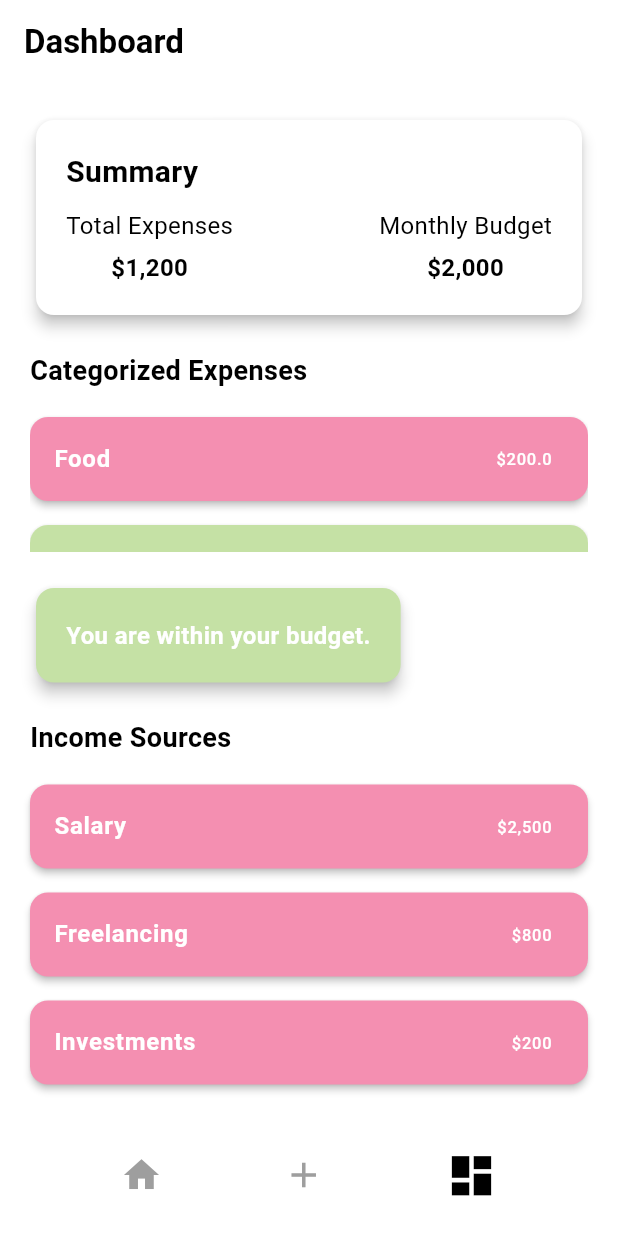
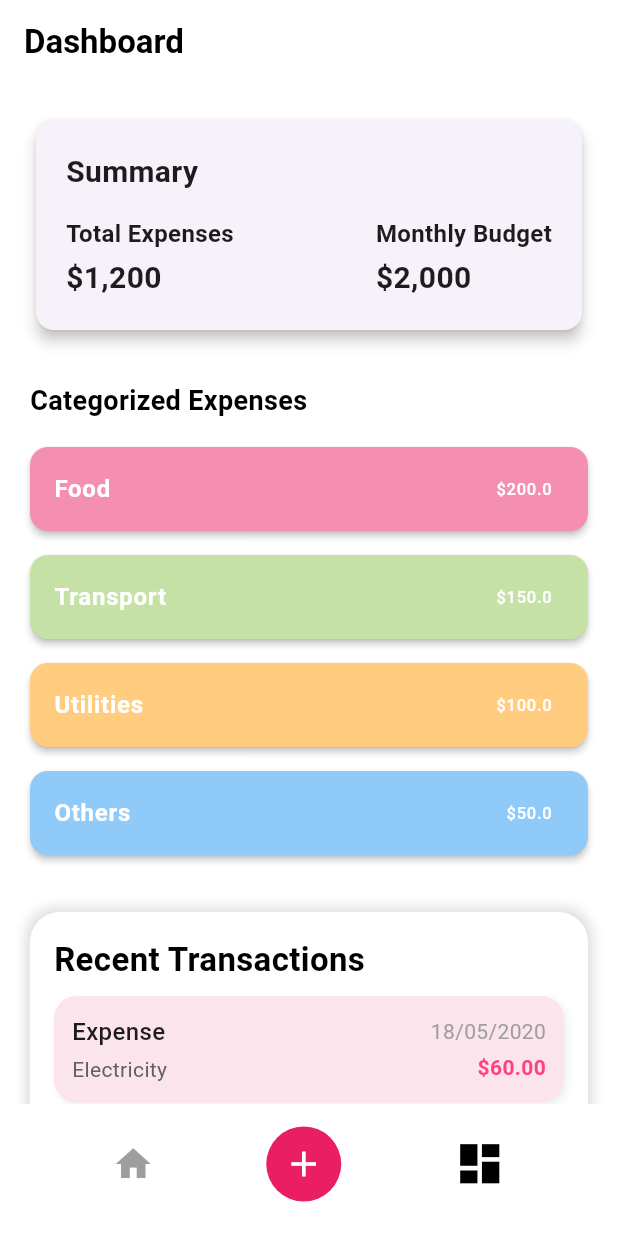
Before and after one commit to shortlion99/dollar-saver, a Flutter app: the screen it shows after launch, item 3 of the bottom bar chosen, on a phone screen of 412 x 824 dp. Run offline on Flutter 3.47's test engine with Material 3 defaults, Android fonts, the phone set to English and light mode, and no system bars; our stand-ins replace image_picker.

Commit message:
updated and linked home page and dashboard recent transactions, changed logo

```diff
--- a/frontend/lib/components/budget_provider.dart
+++ b/frontend/lib/components/budget_provider.dart
@@ -21,11 +21,11 @@ class BudgetProvider with ChangeNotifier {
   double get budget => _budget; // Getter for budget
 
   double get totalIncome {
-    return _transactions.fold(0, (sum, transaction) => sum + (transaction.isIncome ? transaction.amount : 0));
+    return _transactions.where((transaction) => transaction.isIncome).fold(0, (sum, transaction) => sum + transaction.amount);
   }
 
   double get totalExpenses {
-    return _transactions.fold(0, (sum, transaction) => sum + (!transaction.isIncome ? transaction.amount : 0));
+    return _transactions.where((transaction) => !transaction.isIncome).fold(0, (sum, transaction) => sum + transaction.amount);
   }
 
   // Add a new transaction
@@ -46,13 +46,8 @@ class BudgetProvider with ChangeNotifier {
 
     for (var transaction in _transactions) {
       // Check if the category already exists in the map
-      if (categoryTotals.containsKey(transaction.category)) {
-        // If it exists, add the amount; if null, treat it as 0.0
-        categoryTotals[transaction.category] = (categoryTotals[transaction.category] ?? 0.0) + transaction.amount;
-      } else {
-        // If it doesn't exist, initialize it with the transaction amount
-        categoryTotals[transaction.category] = transaction.amount;
-      }
+      categoryTotals.update(transaction.category, (currentTotal) => currentTotal + transaction.amount,
+          ifAbsent: () => transaction.amount);
     }
 
     return categoryTotals; // Return the map of category totals
--- a/frontend/lib/main.dart
+++ b/frontend/lib/main.dart
@@ -1,8 +1,7 @@
 import 'package:ai_expense_app/screens/main_scaffold.dart';
 import 'package:flutter/material.dart';
 import 'package:provider/provider.dart';
-import 'components/budget_provider.dart';
-
+import 'package:ai_expense_app/components/budget_provider.dart'; // Ensure this path is correct
 
 void main() {
   runApp(
@@ -19,12 +18,10 @@ class MyApp extends StatelessWidget {
     return MaterialApp(
       title: 'Budget App',
       theme: ThemeData(
-        primaryColor: Colors.deepPurple[800],
+
         scaffoldBackgroundColor: Colors.white,
         fontFamily: 'Roboto',
-        colorScheme: ColorScheme.fromSwatch().copyWith(
-          primary: Colors.deepPurple[800],
-        ),
+
       ),
       home: MainScaffold(), // Use MainScaffold
     );
--- a/frontend/lib/models/transaction_model.dart
+++ b/frontend/lib/models/transaction_model.dart
@@ -1,9 +1,8 @@
-
 class Transaction {
   final String category;
   final double amount;
   final DateTime date;
-  final bool isIncome; // Add this property
+  final bool isIncome;
 
   Transaction({
     required this.category,
@@ -11,6 +10,16 @@ class Transaction {
     required this.date,
     required this.isIncome,
   });
+
+  // Getter for formatted date
+  String get formattedDate {
+    return "${date.day.toString().padLeft(2, '0')}/${date.month.toString().padLeft(2, '0')}/${date.year}";
+  }
+
+  // New getter for a message representation of the transaction
+  String get itemAdded {
+    return isIncome ? 'Income' : 'Expense';
+  }
 
   // Method to check if the transaction is today
   bool isToday() {
@@ -24,10 +33,9 @@ class Transaction {
     return date.year == now.year && date.month == now.month;
   }
 
-
-
-  // Method to format the date for display
-  String formattedDate() {
-    return "${date.day}/${date.month}/${date.year}"; // Adjust format as needed
+  // Method to check if the transaction is in the current year
+  bool isThisYear() {
+    final now = DateTime.now();
+    return date.year == now.year; // Checks if the transaction year matches the current year
   }
 }
--- a/frontend/lib/screens/dashboard.dart
+++ b/frontend/lib/screens/dashboard.dart
@@ -1,4 +1,7 @@
 import 'package:flutter/material.dart';
+import 'package:ai_expense_app/widgets/recent_transactions.dart';
+import 'package:provider/provider.dart';
+import 'package:ai_expense_app/components/budget_provider.dart'; // Adjust this import as necessary
 
 class DashboardScreen extends StatelessWidget {
   const DashboardScreen({super.key});
@@ -9,33 +12,42 @@ class DashboardScreen extends StatelessWidget {
     color: Colors.black,
   );
 
-
   @override
   Widget build(BuildContext context) {
+    final budgetProvider = Provider.of<BudgetProvider>(context);
+
     return Scaffold(
       appBar: AppBar(
         title: const Text('Dashboard', style: titleStyle),
         backgroundColor: Colors.white,
         elevation: 0,
+        iconTheme: const IconThemeData(color: Colors.black),
       ),
-      body: Padding(
+      body: SingleChildScrollView(
+        child: Container(
+          color: Colors.white,
+          child: Padding(
             padding: const EdgeInsets.all(20.0),
             child: Column(
               crossAxisAlignment: CrossAxisAlignment.start,
               children: [
                 _buildSummaryCard(),
-            const SizedBox(height: 20),
+                const SizedBox(height: 30),
                 const Text(
                   'Categorized Expenses',
-              style: TextStyle(fontSize: 18, fontWeight: FontWeight.bold),
+                  style: TextStyle(
+                    fontSize: 18,
+                    fontWeight: FontWeight.bold,
+                    color: Colors.black,
+                  ),
                 ),
                 const SizedBox(height: 10),
-            Expanded(child: _buildCategoryList()),
-            const SizedBox(height: 20),
-            _buildBudgetAlert(),
-            const SizedBox(height: 20),
-            _buildIncomeSummary(),
+                _buildCategoryList(),
+                const SizedBox(height: 30),
+                RecentTransactions(limit: 6), // Set limit here to show more entries
               ],
+            ),
+          ),
         ),
       ),
     );
@@ -47,19 +59,19 @@ class DashboardScreen extends StatelessWidget {
       shape: RoundedRectangleBorder(
         borderRadius: BorderRadius.circular(12),
       ),
-      child: Padding(
-        padding: const EdgeInsets.all(20.0),
+      child: const Padding(
+        padding: EdgeInsets.all(20.0),
         child: Column(
           crossAxisAlignment: CrossAxisAlignment.start,
           children: [
-            const Text(
+            Text(
               'Summary',
               style: TextStyle(fontSize: 20, fontWeight: FontWeight.bold),
             ),
-            const SizedBox(height: 10),
+            SizedBox(height: 15),
             Row(
               mainAxisAlignment: MainAxisAlignment.spaceBetween,
-              children: const [
+              children: [
                 _SummaryItem(title: 'Total Expenses', amount: '\$1,200'),
                 _SummaryItem(title: 'Monthly Budget', amount: '\$2,000'),
               ],
@@ -78,18 +90,17 @@ class DashboardScreen extends StatelessWidget {
       ExpenseCategory('Others', 50, Colors.blue[200]!),
     ];
 
-    return ListView.builder(
-      itemCount: expenses.length,
-      itemBuilder: (context, index) {
-        final expense = expenses[index];
+    return Column(
+      children: expenses.map((expense) {
         return Card(
           elevation: 2,
           margin: const EdgeInsets.symmetric(vertical: 8),
-          color: expense.color, // Color based on category
+          color: expense.color,
           child: ListTile(
             title: Text(
               expense.category,
-              style: const TextStyle(color: Colors.white, fontWeight: FontWeight.bold),
+              style: const TextStyle(
+                  color: Colors.white, fontWeight: FontWeight.bold),
             ),
             trailing: Text(
               '\$${expense.amount}',
@@ -97,71 +108,7 @@ class DashboardScreen extends StatelessWidget {
             ),
           ),
         );
-      },
-    );
-  }
-
-  Widget _buildBudgetAlert() {
-    const totalExpenses = 1200; // Example total expenses
-    const monthlyBudget = 2000;  // Example monthly budget
-
-    return Card(
-      elevation: 4,
-      shape: RoundedRectangleBorder(
-        borderRadius: BorderRadius.circular(12),
-      ),
-      color: totalExpenses > monthlyBudget ? Colors.lightBlue[200] : Colors.lightGreen[200],
-      child: Padding(
-        padding: const EdgeInsets.all(20.0),
-        child: Text(
-          totalExpenses > monthlyBudget
-              ? 'Alert: You have exceeded your budget!'
-              : 'You are within your budget.',
-          style: const TextStyle(fontSize: 16, fontWeight: FontWeight.bold, color: Colors.white),
-        ),
-      ),
-    );
-  }
-
-  Widget _buildIncomeSummary() {
-    final List<Map<String, String>> incomes = [
-      {'source': 'Salary', 'amount': '\$2,500'},
-      {'source': 'Freelancing', 'amount': '\$800'},
-      {'source': 'Investments', 'amount': '\$200'},
-    ];
-
-    return Column(
-      crossAxisAlignment: CrossAxisAlignment.start,
-      children: [
-        const Text(
-          'Income Sources',
-          style: TextStyle(fontSize: 18, fontWeight: FontWeight.bold),
-        ),
-        const SizedBox(height: 10),
-        ListView.builder(
-          shrinkWrap: true,
-          physics: const NeverScrollableScrollPhysics(),
-          itemCount: incomes.length,
-          itemBuilder: (context, index) {
-            final income = incomes[index];
-            return Card(
-              elevation: 2,
-              margin: const EdgeInsets.symmetric(vertical: 8),
-              color: Colors.pink[200], // Pastel blue color for income summary
-              child: ListTile(
-                title: Text(
-                  income['source']!,
-                  style: const TextStyle(color: Colors.white, fontWeight: FontWeight.bold),
-                ),
-                trailing: Text(
-                  income['amount']!,
-                  style: const TextStyle(color: Colors.white),
-                ),
-              ),
-            );
-          },
-        ),
-      ],
+      }).toList(),
     );
   }
 }
@@ -183,15 +130,18 @@ class _SummaryItem extends StatelessWidget {
   @override
   Widget build(BuildContext context) {
     return Column(
+      crossAxisAlignment: CrossAxisAlignment.start,
       children: [
         Text(
           title,
-          style: const TextStyle(fontSize: 16),
+          style: const TextStyle(
+              fontSize: 16, fontWeight: FontWeight.bold),
         ),
-        const SizedBox(height: 5),
+        const SizedBox(height: 4),
         Text(
           amount,
-          style: const TextStyle(fontSize: 16, fontWeight: FontWeight.bold),
+          style: const TextStyle(
+              fontSize: 20, fontWeight: FontWeight.bold),
         ),
       ],
     );
--- a/frontend/lib/screens/main_scaffold.dart
+++ b/frontend/lib/screens/main_scaffold.dart
@@ -30,7 +30,7 @@ class _MainScaffoldState extends State<MainScaffold> {
     return Consumer<BudgetProvider>(
       builder: (context, budgetProvider, child) {
         return Scaffold(
-          backgroundColor: Colors.white, // Set entire background to white
+          backgroundColor: Colors.white,
           body: _getSelectedScreen(_selectedIndex, budgetProvider),
           bottomNavigationBar: _buildBottomNavBar(),
         );
@@ -59,7 +59,7 @@ class _MainScaffoldState extends State<MainScaffold> {
         mainAxisAlignment: MainAxisAlignment.spaceEvenly,
         children: [
           _buildNavItem(icon: Icons.home, index: 0),
-          _buildNavItem(icon: Icons.add, index: 1),
+          _buildNavItem(icon: Icons.add, index: 1), // Add button with circle
           _buildNavItem(icon: Icons.dashboard, index: 2),
         ],
       ),
@@ -73,15 +73,32 @@ class _MainScaffoldState extends State<MainScaffold> {
       child: Column(
         mainAxisSize: MainAxisSize.min,
         children: [
-          Icon(
-            icon,
-            color: isSelected ? Colors.black : Colors.grey,
-            size: isSelected ? 35 : 28, // Larger size if selected
-          ),
+          if (index == 1) // Only for the Add button
+            Container(
+              width: 50, // Set the width of the circle
+              height: 50, // Set the height of the circle
+              decoration: BoxDecoration(
+                shape: BoxShape.circle,
+                color: Colors.pink, // Circle color
+              ),
+              child: Center(
+                child: Icon(
+                  icon,
+                  color: Colors.white, // Icon color
+                  size: 28,
+                ),
+              ),
+            )
+          else
+            Icon(
+              icon,
+              color: isSelected ? Colors.black : Colors.grey,
+              size: isSelected ? 35 : 28,
+            ),
           SizedBox(height: 4),
           Container(
             height: 4,
-            color: isSelected ? Colors.grey : Colors.transparent, // Change indicator color
+            color: isSelected ? Colors.grey : Colors.transparent,
           ),
         ],
       ),
--- /dev/null
+++ b/frontend/lib/widgets/recent_transactions.dart
@@ -0,0 +1,128 @@
+import 'package:ai_expense_app/components/budget_provider.dart';
+import 'package:flutter/material.dart';
+import 'package:provider/provider.dart'; // Ensure you have provider imported
+
+class RecentTransactions extends StatelessWidget {
+  final int limit;
+
+  const RecentTransactions({Key? key, this.limit = 6}) : super(key: key); // Change default limit to desired number
+
+  @override
+  Widget build(BuildContext context) {
+    return Consumer<BudgetProvider>(
+      builder: (context, budgetProvider, child) {
+        final transactionsToShow = budgetProvider.transactions.take(limit).toList();
+
+        if (transactionsToShow.isEmpty) {
+          return const Padding(
+            padding: EdgeInsets.all(20.0),
+            child: Text(
+              'No recent transactions.',
+              style: TextStyle(
+                fontSize: 18,
+                fontWeight: FontWeight.w500,
+                color: Colors.grey,
+              ),
+            ),
+          );
+        }
+
+        return Container(
+          decoration: BoxDecoration(
+            color: Colors.white,
+            borderRadius: BorderRadius.circular(20),
+            boxShadow: [
+              BoxShadow(
+                color: Colors.grey.shade300,
+                spreadRadius: 3,
+                blurRadius: 6,
+              ),
+            ],
+          ),
+          child: Padding(
+            padding: const EdgeInsets.all(16.0),
+            child: Column(
+              crossAxisAlignment: CrossAxisAlignment.start,
+              children: [
+                const Text(
+                  'Recent Transactions',
+                  style: TextStyle(
+                    fontSize: 22,
+                    fontWeight: FontWeight.bold,
+                    color: Colors.black,
+                  ),
+                ),
+                const SizedBox(height: 5),
+                ListView.builder(
+                  shrinkWrap: true,
+                  physics: const NeverScrollableScrollPhysics(),
+                  itemCount: transactionsToShow.length,
+                  itemBuilder: (context, index) {
+                    final transaction = transactionsToShow[index];
+
+                    return Container(
+                      margin: const EdgeInsets.symmetric(vertical: 4),
+                      padding: const EdgeInsets.all(12),
+                      decoration: BoxDecoration(
+                        color: Colors.pink[50],
+                        borderRadius: BorderRadius.circular(15),
+                        boxShadow: [
+                          BoxShadow(
+                            color: Colors.grey.shade200,
+                            blurRadius: 4,
+                            offset: const Offset(2, 2),
+                          ),
+                        ],
+                      ),
+                      child: Row(
+                        mainAxisAlignment: MainAxisAlignment.spaceBetween,
+                        children: [
+                          Expanded(
+                            child: Column(
+                              crossAxisAlignment: CrossAxisAlignment.start,
+                              children: [
+                                Text(
+                                  transaction.itemAdded,
+                                  style: const TextStyle(
+                                    fontSize: 16,
+                                    fontWeight: FontWeight.w500,
+                                  ),
+                                ),
+                                const SizedBox(height: 4),
+                                Text(
+                                  transaction.category,
+                                  style: TextStyle(color: Colors.grey[700]),
+                                ),
+                              ],
+                            ),
+                          ),
+                          Column(
+                            crossAxisAlignment: CrossAxisAlignment.end,
+                            children: [
+                              Text(
+                                transaction.formattedDate,
+                                style: TextStyle(color: Colors.grey[500]),
+                              ),
+                              const SizedBox(height: 4),
+                              Text(
+                                '\$${transaction.amount.toStringAsFixed(2)}',
+                                style: const TextStyle(
+                                  fontWeight: FontWeight.bold,
+                                  color: Colors.pinkAccent,
+                                ),
+                              ),
+                            ],
+                          ),
+                        ],
+                      ),
+                    );
+                  },
+                ),
+              ],
+            ),
+          ),
+        );
+      },
+    );
+  }
+}
```
Also changed, not shown: frontend/lib/screens/add_transaction_screen.dart (+26 -4 lines), frontend/lib/screens/home_screen.dart (+60 -56 lines), frontend/lib/assets/images/dollarsaver_logo.png, 2 other files. Lines whose indentation alone changed are shown as unchanged.
